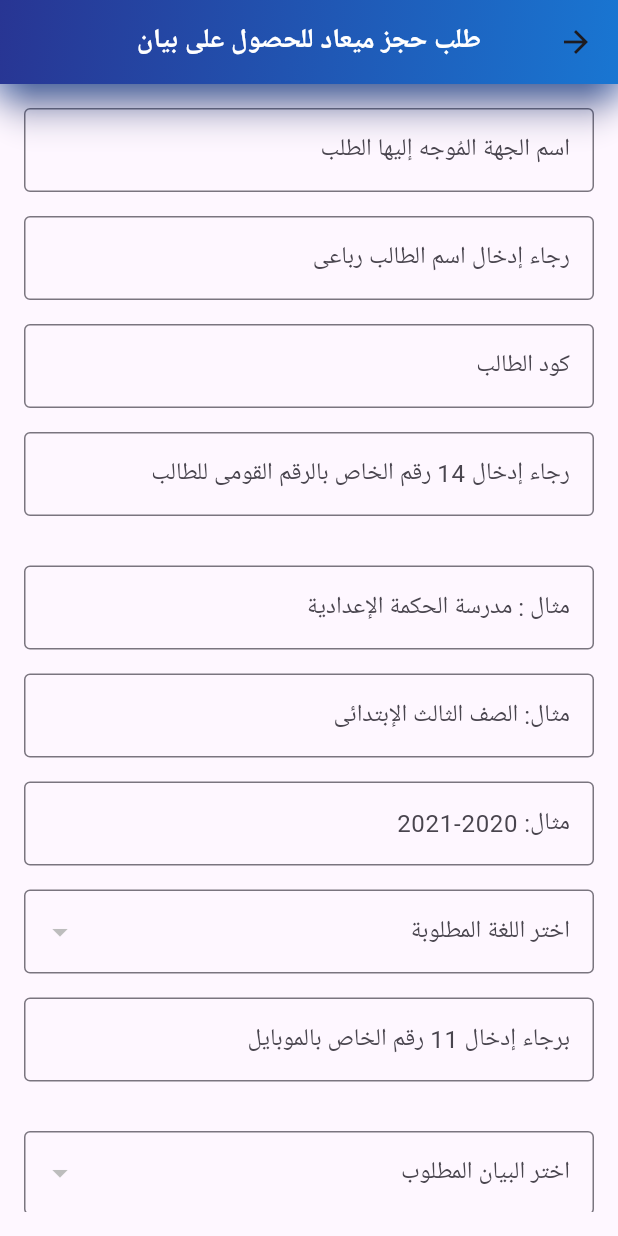
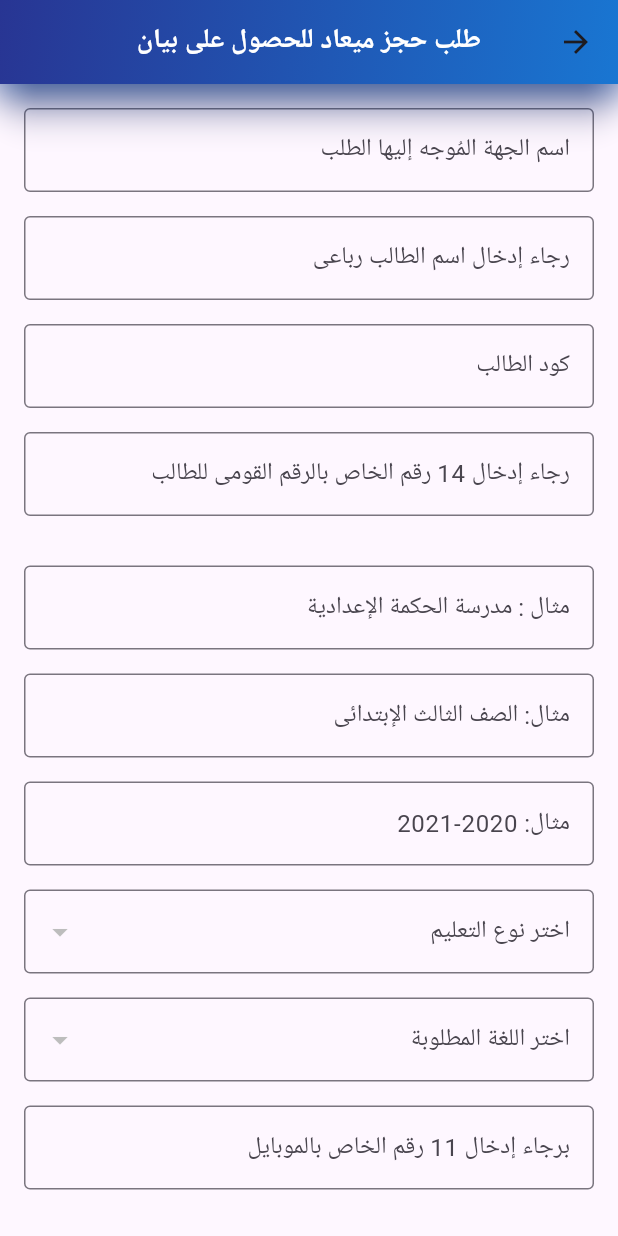
Before and after one commit to Elkelany84/Elmorqsia, a Flutter app: the screen it shows after launch, after a tap on "استخراج بيان", on a phone screen of 412 x 824 dp. Run offline on Flutter 3.47's test engine with Material 3 defaults, Android fonts, the phone set to English and light mode, and no system bars; our stand-ins replace cached_network_image, cloud_firestore, firebase_core, font_awesome_flutter, pdf, printing and 1 more; accounts and stored records are empty; Roboto replaces fonts that are missing (Tajawal).

Commit message:
20-9-2025

```diff
--- a/lib/reservations/reserveDateForTemplate.dart
+++ b/lib/reservations/reserveDateForTemplate.dart
@@ -28,12 +28,15 @@ class _ReservationFormState extends State<ReservationForm> {
   String? _selectedInfo; // قيد - نجاح -رسوب
   String? _selectedPeriod; //الفترة الأولى ، الفترة الثانية
   String? _selectedLanguage; //عربى أو إنجليزى
-  String? _selectedInsideOutside; // داخل أو خارج الجمهورية
+  String? _selectedInsideOutside; //// داخل أو خارج الجمهورية
+
+  String? _selectedEduType; // نوع التعليم عام - فنى - خاص
 
   List<String> _infoOptions = []; // قيد - نجاح -رسوب
   List<String> _infoLanguage = []; // اللغة العربية - اللغة الاجنبية
   List<String> _insideOutside = []; // داخل أو خارج الجمهورية
   List<String> _periodOptions = []; //الفترة الأولى ، الفترة الثانية
+  List<String> _eduType = []; // نوع التعليم عام - فنى - خاص
   Map<String, String> _periodDetails =
       {}; //من 10 صباحا حتى 11.30 صباحا ،من 12 ظهرا حتى 1.30 ظهرا
 
@@ -106,7 +109,14 @@ class _ReservationFormState extends State<ReservationForm> {
               List<String>.from(infoLanguage.data()?['options'] ?? []);
         });
       }
-
+      //   نوع التعليم
+      final eduType =
+          await _firestore.collection('settings').doc('eduType').get();
+      if (infoDoc.exists) {
+        setState(() {
+          _eduType = List<String>.from(eduType.data()?['options'] ?? []);
+        });
+      }
       // Load Period options
       final periodDoc =
           await _firestore.collection('settings').doc('periodOptions').get();
@@ -175,6 +185,9 @@ class _ReservationFormState extends State<ReservationForm> {
     if (_selectedDate == null ||
         _selectedInfo == null ||
         _selectedPeriod == null ||
+        _selectedLanguage == null ||
+        _selectedInsideOutside == null ||
+        _selectedEduType == null ||
         _toWhomController.text.isEmpty ||
         _studentNameController.text.isEmpty ||
         _studentCodeController.text.isEmpty ||
@@ -218,6 +231,7 @@ class _ReservationFormState extends State<ReservationForm> {
         'insideOutside': _selectedInsideOutside,
         'language': _selectedLanguage,
         'academicYear': _academicYearController.text,
+        'eduType': _selectedEduType,
         'date': formattedDate,
         'type': _selectedInfo,
         'period': _selectedPeriod,
@@ -434,6 +448,26 @@ class _ReservationFormState extends State<ReservationForm> {
                   labelText: 'مثال: 2020-2021',
                   border: OutlineInputBorder(),
                 ),
+              ),
+              const SizedBox(height: 16),
+              // نوع التعليم
+              DropdownButtonFormField<String>(
+                value: _selectedEduType,
+                decoration: const InputDecoration(
+                  labelText: 'اختر نوع التعليم',
+                  border: OutlineInputBorder(),
+                ),
+                items: _eduType.map((String value) {
+                  return DropdownMenuItem<String>(
+                    value: value,
+                    child: Text(value),
+                  );
+                }).toList(),
+                onChanged: (String? newValue) {
+                  setState(() {
+                    _selectedEduType = newValue;
+                  });
+                },
               ),
               const SizedBox(height: 16),
               // لغة البيان
```
